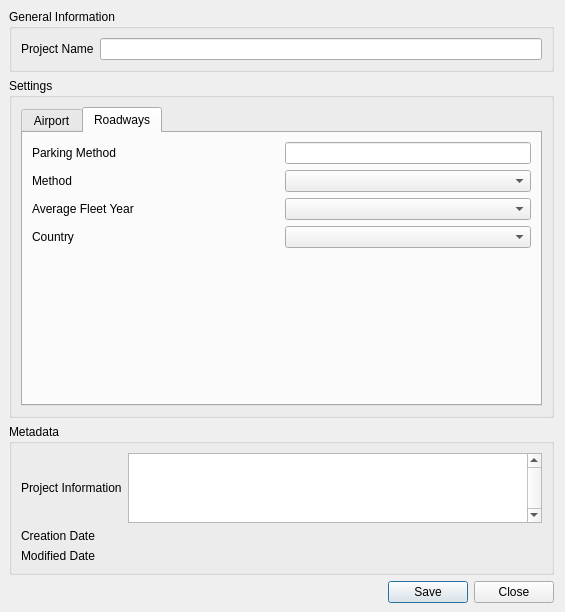
Old version of the form open_alaqs/ui/ui_study_setup.ui in the repository eurocontrol-asu/open_alaqs.
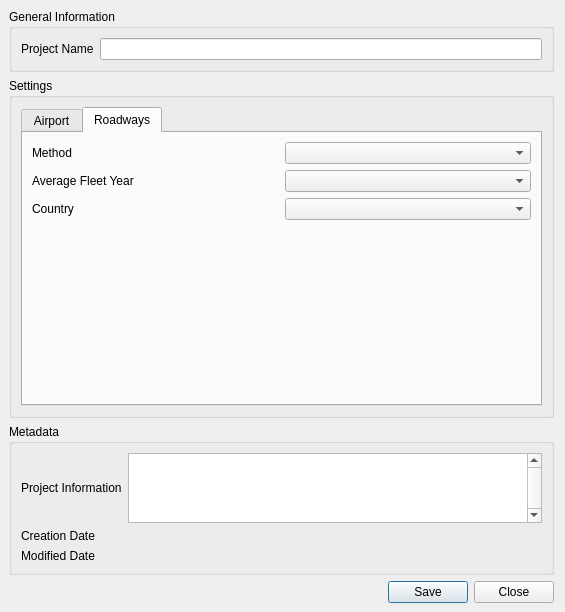
New version of the form. The open tabs and pages were chosen to show the change. Custom widgets are drawn as their Qt base class.

Commit message: Remove parking method

```diff
--- a/open_alaqs/ui/ui_study_setup.ui
+++ b/open_alaqs/ui/ui_study_setup.ui
@@ -298,27 +298,6 @@
          <layout class="QVBoxLayout" name="verticalLayout_3">
           <item>
            <layout class="QGridLayout" name="gridLayout_5">
-            <item row="0" column="0">
-             <widget class="QLabel" name="label_16">
-              <property name="text">
-               <string>Parking Method</string>
-              </property>
-             </widget>
-            </item>
-            <item row="0" column="1">
-             <layout class="QHBoxLayout" name="horizontalLayout_8">
-              <item>
-               <widget class="QLineEdit" name="lineEditParkingMethod">
-                <property name="sizePolicy">
-                 <sizepolicy hsizetype="Minimum" vsizetype="Fixed">
-                  <horstretch>0</horstretch>
-                  <verstretch>0</verstretch>
-                 </sizepolicy>
-                </property>
-               </widget>
-              </item>
-             </layout>
-            </item>
             <item row="1" column="0">
              <widget class="QLabel" name="label_13">
               <property name="text">
```
The commit also changes 1 other file.
